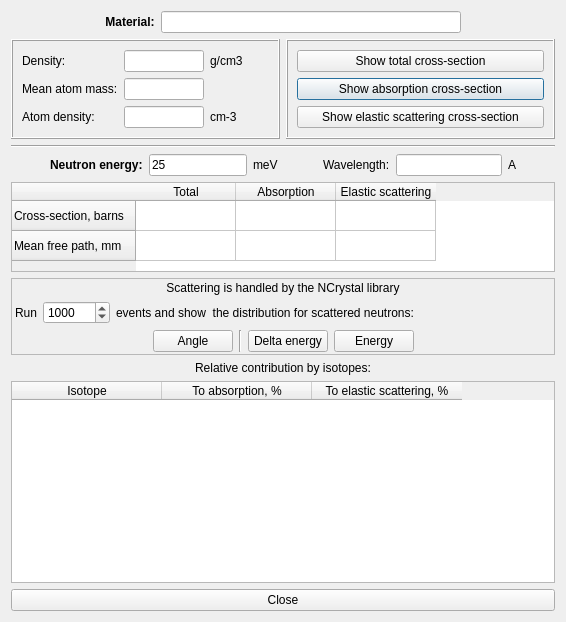
andrmor/ANTS2, file src/gui/aneutroninfodialog.ui: the form before one commit.
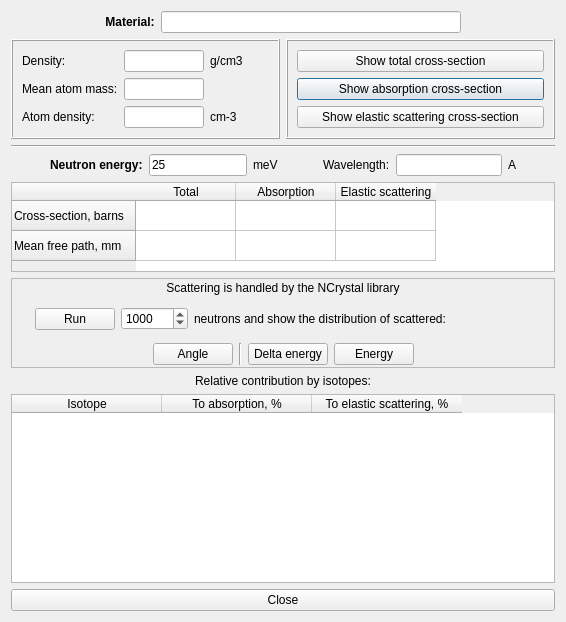
The form after the commit.

What changed in the file:
```diff
--- a/src/gui/aneutroninfodialog.ui
+++ b/src/gui/aneutroninfodialog.ui
@@ -416,7 +416,20 @@
       <item>
        <layout class="QHBoxLayout" name="horizontalLayout_4">
         <item>
-         <widget class="QLabel" name="label_4">
+         <spacer name="verticalSpacer">
+          <property name="orientation">
+           <enum>Qt::Vertical</enum>
+          </property>
+          <property name="sizeHint" stdset="0">
+           <size>
+            <width>20</width>
+            <height>40</height>
+           </size>
+          </property>
+         </spacer>
+        </item>
+        <item>
+         <widget class="QPushButton" name="pbNCrystalRun">
           <property name="text">
            <string>Run</string>
           </property>
@@ -441,7 +454,7 @@
         <item>
          <widget class="QLabel" name="label_5">
           <property name="text">
-           <string>events and show  the distribution for scattered neutrons:</string>
+           <string>neutrons and show the distribution of scattered:</string>
           </property>
          </widget>
         </item>
```
